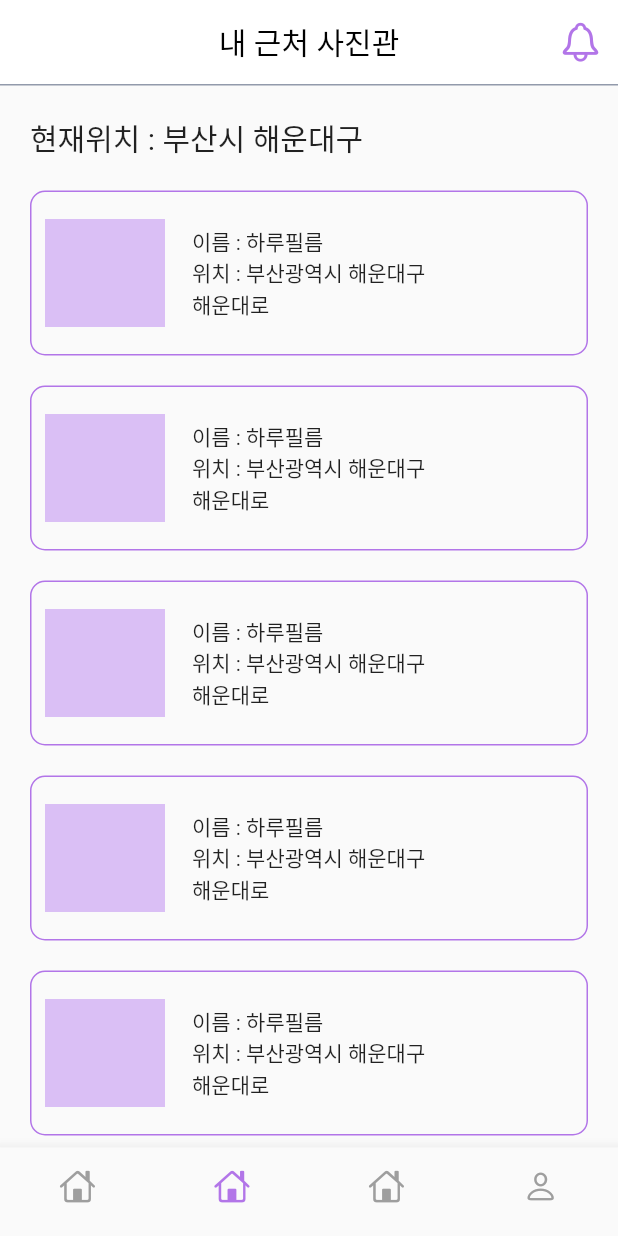
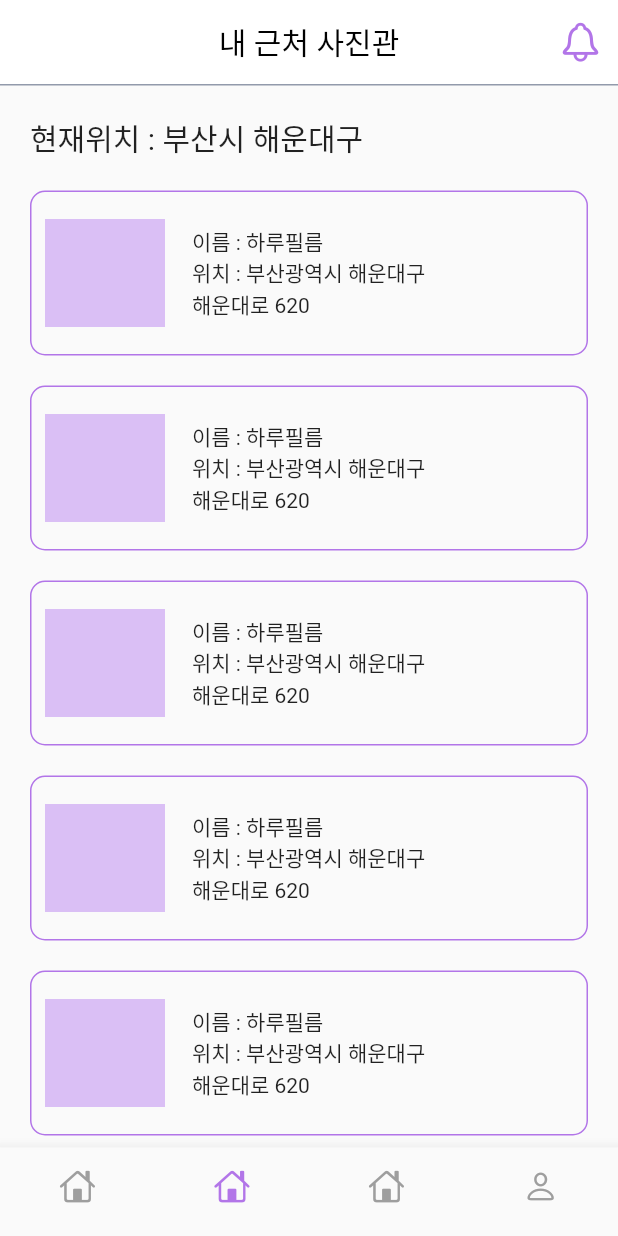
Before and after one commit to jungchungsub/Picture_project_front, a Flutter app: the screen it shows after launch, item 2 of the bottom bar chosen, on a phone screen of 412 x 824 dp. Run offline on Flutter 3.47's test engine with Material 2 defaults, Android fonts, the phone set to English and light mode, and no system bars.

Commit message:
예약내역 페이지 완료

```diff
--- a/lib/view/main/home_page.dart
+++ b/lib/view/main/home_page.dart
@@ -32,9 +32,9 @@ class _HomePageState extends State<HomePage> {
         index: _selectedIndex,
         children: [
           MainPage(),
-          MyPhotoPage(),
-          MainPage(),
-          MyPhotoPage(),
+          MyNearPhotoPage(),
+          ReservationPage(),
+          MyNearPhotoPage(),
         ],
       ),
       bottomNavigationBar: buildNav(),
--- a/lib/view/main/my_photo_page.dart
+++ b/lib/view/main/my_near_photo_page.dart
@@ -2,8 +2,8 @@ import 'package:flutter/material.dart';
 import 'package:picture_project/constants.dart';
 import 'package:picture_project/view/components/components.dart';
 
-class MyPhotoPage extends StatelessWidget {
-  const MyPhotoPage({Key? key}) : super(key: key);
+class MyNearPhotoPage extends StatelessWidget {
+  const MyNearPhotoPage({Key? key}) : super(key: key);
 
   @override
   Widget build(BuildContext context) {
@@ -49,7 +49,6 @@ class MyPhotoPage extends StatelessWidget {
       ],
     );
   }
-}
 
   Widget buildPhotoStore() {
     return Column(
@@ -74,7 +73,7 @@ Widget buildPhotoStore() {
                     crossAxisAlignment: CrossAxisAlignment.stretch,
                     children: const [
                       Text('이름 : 하루필름'),
-                    Text('위치 : 부산광역시 해운대구\n해운대로'),
+                      Text('위치 : 부산광역시 해운대구\n해운대로 620'),
                     ],
                   ),
                 ),
@@ -86,3 +85,4 @@ Widget buildPhotoStore() {
       ],
     );
   }
+}
--- a/lib/view/main/pages.dart
+++ b/lib/view/main/pages.dart
@@ -1,3 +1,4 @@
 export 'home_page.dart';
 export 'main_page.dart';
-export 'my_photo_page.dart';
+export 'my_near_photo_page.dart';
+export 'reservation_page.dart';
```
Also changed, not shown: lib/view/main/reservation_page.dart (added, +98 -0 lines). Lines whose indentation alone changed are shown as unchanged.
